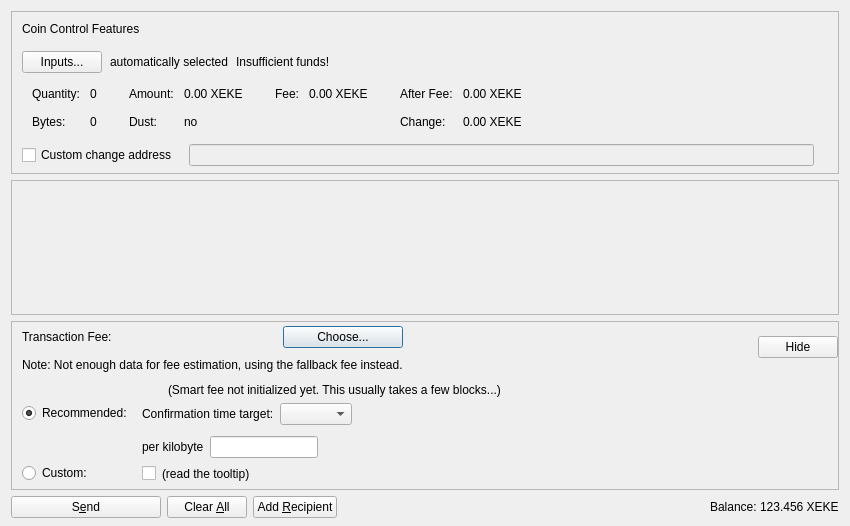
Qt form src/qt/forms/sendcoinsdialog.ui (Qebit/dash) before a commit.
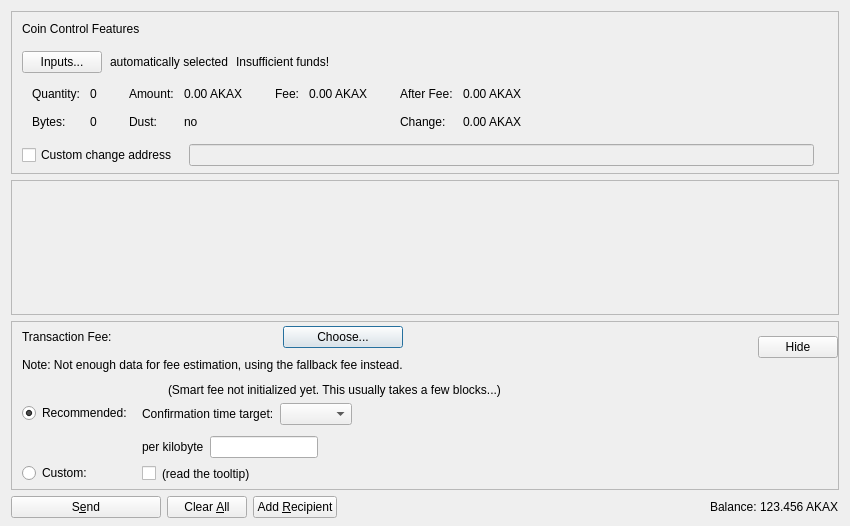
The same form after that commit. Custom widgets are drawn as their Qt base class.

```diff
--- a/src/qt/forms/sendcoinsdialog.ui
+++ b/src/qt/forms/sendcoinsdialog.ui
@@ -288,7 +288,7 @@
                   <enum>Qt::ActionsContextMenu</enum>
                  </property>
                  <property name="text">
-                  <string notr="true">0.00 XEKE</string>
+                  <string notr="true">0.00 AKAX</string>
                  </property>
                  <property name="textInteractionFlags">
                   <set>Qt::LinksAccessibleByMouse|Qt::TextSelectableByKeyboard|Qt::TextSelectableByMouse</set>
@@ -356,7 +356,7 @@
                   <enum>Qt::ActionsContextMenu</enum>
                  </property>
                  <property name="text">
-                  <string notr="true">0.00 XEKE</string>
+                  <string notr="true">0.00 AKAX</string>
                  </property>
                  <property name="textInteractionFlags">
                   <set>Qt::LinksAccessibleByMouse|Qt::TextSelectableByKeyboard|Qt::TextSelectableByMouse</set>
@@ -401,7 +401,7 @@
                   <enum>Qt::ActionsContextMenu</enum>
                  </property>
                  <property name="text">
-                  <string notr="true">0.00 XEKE</string>
+                  <string notr="true">0.00 AKAX</string>
                  </property>
                  <property name="textInteractionFlags">
                   <set>Qt::LinksAccessibleByMouse|Qt::TextSelectableByKeyboard|Qt::TextSelectableByMouse</set>
@@ -424,7 +424,7 @@
                   <enum>Qt::ActionsContextMenu</enum>
                  </property>
                  <property name="text">
-                  <string notr="true">0.00 XEKE</string>
+                  <string notr="true">0.00 AKAX</string>
                  </property>
                  <property name="textInteractionFlags">
                   <set>Qt::LinksAccessibleByMouse|Qt::TextSelectableByKeyboard|Qt::TextSelectableByMouse</set>
@@ -1156,7 +1156,7 @@
           <cursorShape>IBeamCursor</cursorShape>
          </property>
          <property name="text">
-          <string notr="true">123.456 XEKE</string>
+          <string notr="true">123.456 AKAX</string>
          </property>
          <property name="textInteractionFlags">
           <set>Qt::LinksAccessibleByMouse|Qt::TextSelectableByKeyboard|Qt::TextSelectableByMouse</set>
```
Left out of the diff: 6 changed lines with no effect on the pictures.
